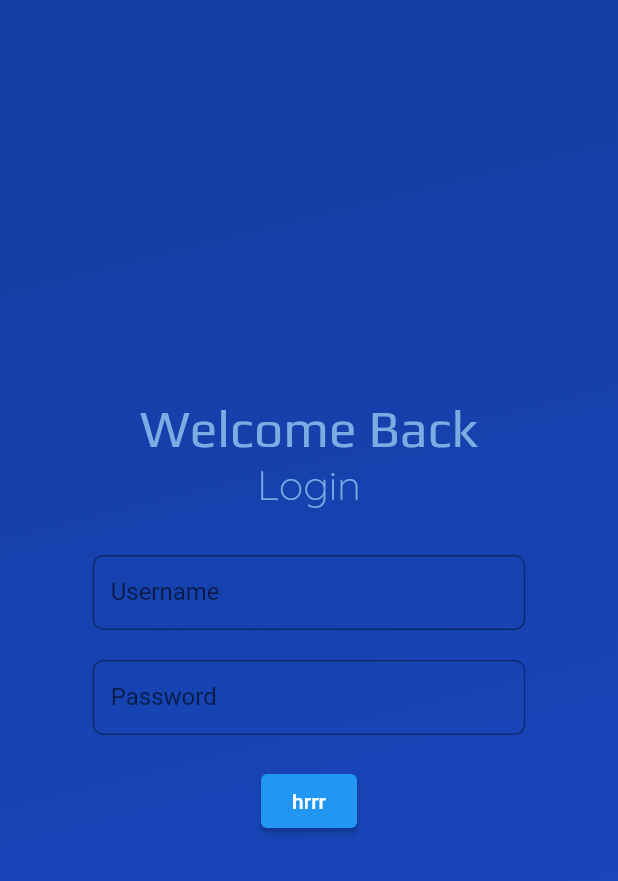
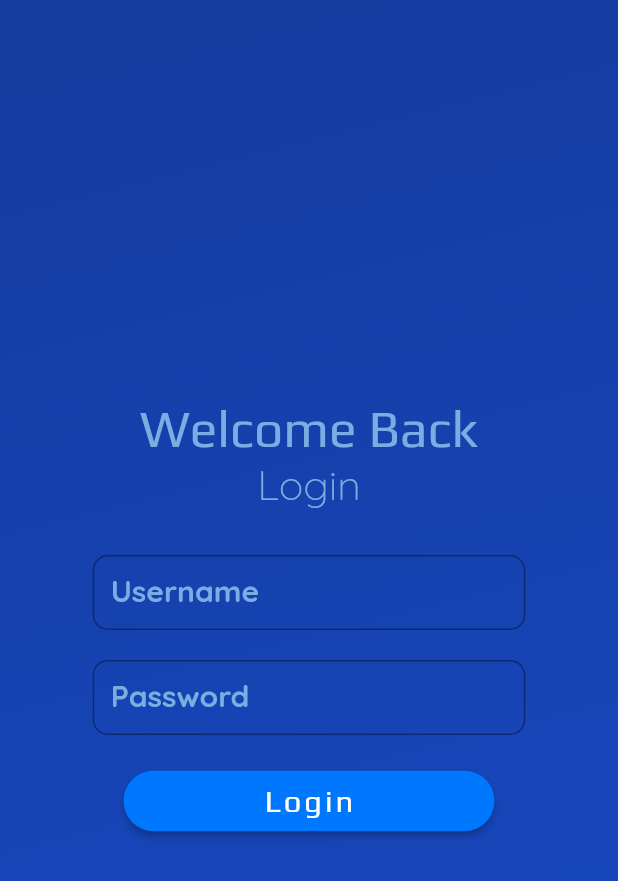
Before and after one commit to udityaprakash/StudyNode, a Flutter app: the firstpage screen opened by its route, on a phone screen of 412 x 824 dp. Shown: the top 881 px of the screen. Run offline on Flutter 3.47's test engine with Material 2 defaults, Android fonts, the light colour scheme and no system bars; our stand-ins replace animated_splash_screen, connectivity_plus, lottie.

Commit message:
No internet page designed and auto dtct net connection

```diff
--- a/lib/Screens/route.dart
+++ b/lib/Screens/route.dart
@@ -1,20 +1,98 @@
+import 'package:edumarshal/components/designs.dart';
 import 'package:edumarshal/components/landingpage/edumar.dart';
 import 'package:edumarshal/components/splaashpage/splashpage.dart';
+import 'package:provider/provider.dart';
+import '../components/api/apifunctions.dart';
 import 'package:flutter/cupertino.dart';
 import 'package:flutter/material.dart';
 
-class RouteGenerator {
-  static Route<dynamic>? generateRoute(RouteSettings settings) {
-    // ignore: unused_local_variable
-    final args = settings.arguments;
-    switch (settings.name) {
-      case '/firstpage':
-        return MaterialPageRoute(builder: (_) => const firstpage());
-      case '/splashpage':
-        return MaterialPageRoute(builder: (_) => const splashpage());
-      default:
-        return null;
 
-    }
+import 'package:flutter/material.dart';
+// import 'package:nb_utils/nb_utils.dart';
+// import 'main';
+// class RouteGenerator {
+//   static Route<dynamic>? generateRoute(RouteSettings settings) {
+//     // ignore: unused_local_variable
+//     return MaterialPageRoute(builder: (context) {
+//     final args = settings.arguments;
+//     final isOnline = Provider.of<ConnectivityProvider>(context).isOnline;
+//     switch (settings.name) {
+//       case '/firstpage':
+//         return MaterialPageRoute(builder: (_) => const firstpage());
+//       case '/splashpage':
+//         return MaterialPageRoute(builder: (_) => const splashpage());
+//       default:
+//         return null;
+//     }
+//     //  return UnderConstruction();
+//     });
+//   }
+// }
+
+class CustomRoute {
+  static Route<dynamic> allRoutes(RouteSettings settings) {
+    return MaterialPageRoute(builder: (context) {
+      final bool isOnline = Provider.of<ConnectivityProvider>(context).isOnline;
+      if (!isOnline) {
+        return NoConnectionScreen();
+      }
+      switch (settings.name) {
+        case "firstpage":
+          // ignore: prefer_const_constructors
+          return firstpage();
+        case "splashpage":
+          // ignore: prefer_const_constructors
+          return splashpage();
+      }
+
+      // ignore: prefer_const_constructors
+      return firstpage();
+    });
   }
 }
+
+class No_Internet extends StatelessWidget {
+  const No_Internet({super.key});
+
+  @override
+  Widget build(BuildContext context) {
+    return Scaffold(
+      body: SafeArea(child: Text('No Internet')),
+    );
+  }
+}
+
+class NoConnectionScreen extends StatefulWidget {
+  const NoConnectionScreen({Key? key}) : super(key: key);
+
+  @override
+  _NoConnectionScreenState createState() => _NoConnectionScreenState();
+}
+
+class _NoConnectionScreenState extends State<NoConnectionScreen> {
+  @override
+  @override
+
+  @override
+  Widget build(BuildContext context) {
+    return SafeArea(
+      child: Scaffold(
+        body: Stack(
+          children: [
+            Image.asset('assets/images/error.png', fit: BoxFit.cover, height: double.infinity),
+            Center(
+              child: Column(
+                crossAxisAlignment: CrossAxisAlignment.center,
+                mainAxisAlignment: MainAxisAlignment.end,
+                children: [
+                  NavText('No Internet', context),
+                  SizedBox(height: MediaQuery.of(context).size.height/6,)
+                ],
+              ),
+            ),
+          ],
+        ),
+      ),
+    );
+  }
+}
--- /dev/null
+++ b/lib/components/api/apiurls.dart
@@ -0,0 +1,3 @@
+final homeurl = "https://api.naveenrao.com/akgec/api.php?";
+
+final query = "apicall=";
--- a/lib/components/constants.dart
+++ b/lib/components/constants.dart
@@ -1,6 +1,8 @@
 import 'dart:ui';
 
 final Color navtextcolor = Color.fromRGBO(122, 174, 227, 1);
+
+final Color buttonback =Color.fromARGB(255, 0, 119, 255);
 
 final Color notchcolor = Color.fromARGB(255, 20, 60, 161);
 
--- a/lib/components/designs.dart
+++ b/lib/components/designs.dart
@@ -1,5 +1,7 @@
+import 'dart:io';
 import 'dart:ui';
 
+import 'package:edumarshal/components/constants.dart';
 import 'package:flutter/material.dart';
 
 Widget NavText(String tex, BuildContext context) {
@@ -27,13 +29,16 @@ Widget Pagetext(String tex, double weit, Color co, BuildContext context) {
 }
 
 Widget InputFieldgenerator(String hinttxt, BuildContext context,
-    {controller, maxlines, functi, check}) {
+    {controller, maxlines, obscure, check}) {
+  bool odscure;
   return Container(
     height: MediaQuery.of(context).size.height / 20,
     width: MediaQuery.of(context).size.width * 0.7,
-    child: TextFormField(
-      // maxLines: 1,
-      autofocus: true,
+    child: TextField(
+      maxLines: 1,
+      // maxLength: 9,
+      obscureText: (obscure == null) ? false : true,
+      autofocus: false,
       controller: controller,
       onChanged: check,
       style: const TextStyle(
@@ -41,17 +46,17 @@ Widget InputFieldgenerator(String hinttxt, BuildContext context,
         fontFamily: 'Quicksand',
         fontWeight: FontWeight.w700,
       ),
-      validator: functi,
+      // validator: functi,
       decoration: InputDecoration(
           isDense: true,
-          hintText: hinttxt,
-          hintStyle: const TextStyle(
-              color: Color.fromRGBO(122, 174, 227, 1),
+          labelText: hinttxt,
+          labelStyle: TextStyle(
+              color: navtextcolor,
               fontSize: 20,
               fontFamily: 'Quicksand',
               fontWeight: FontWeight.w700),
-          fillColor: Color.fromRGBO(150, 150, 150, 0.37),
-          filled: true,
+          // fillColor: Color.fromRGBO(150, 150, 150, 0.37),
+          // filled: true,
           border: const OutlineInputBorder(
               borderRadius: BorderRadius.all(Radius.circular(10.0)))),
     ),
@@ -101,10 +106,39 @@ Widget InputTxt(String text, bool obscure, BuildContext context, {controller}) {
   );
 }
 
+
+
+Widget buttongenerator(String quote, BuildContext context, function) {
+  return Container(
+    width:MediaQuery.of(context).size.width * 0.6,
+    child: ElevatedButton(
+      onPressed: function,
+      style: ElevatedButton.styleFrom(
+        backgroundColor: buttonback,
+        shape: RoundedRectangleBorder(
+          borderRadius: BorderRadius.circular(20.0),
+          // side: const BorderSide(
+          //     color: Colors.white),
+        ),
+      ),
+      child: Center(
+        child: Padding(
+          padding: EdgeInsets.all(MediaQuery.of(context).size.height / 100),
+          child: Text(
+            quote,
+            style: TextStyle(
+                letterSpacing: 2,
+                color: Colors.white,
+                fontFamily: 'Play',
+                fontVariations: <FontVariation>[FontVariation('wght', 700)],
+                fontSize: MediaQuery.of(context).size.width / 20),
+          ),
+        ),
+      ),
+    ),
+  );
+}
+
 Widget btn({func, text}) {
-  return ElevatedButton(onPressed: () {
-
-  },
-  child:
-  Text('hrrr'));
+  return ElevatedButton(onPressed: () {}, child: Text('hrrr'));
 }
--- a/lib/components/landingpage/edumar.dart
+++ b/lib/components/landingpage/edumar.dart
@@ -1,30 +1,47 @@
 import 'dart:ui';
 
+import 'package:edumarshal/components/api/apifunctions.dart';
 import 'package:edumarshal/components/constants.dart';
 import 'package:edumarshal/components/designs.dart';
 import 'package:flutter/material.dart';
 import 'package:lottie/lottie.dart';
 
-class firstpage extends StatelessWidget {
+// class firstpage extends StatelessWidget {
+//   const firstpage({super.key});
+//   @override
+//   Widget build(BuildContext context) {
+
+//   }
+// }
+
+class firstpage extends StatefulWidget {
   const firstpage({super.key});
+
+  @override
+  State<firstpage> createState() => _firstpageState();
+}
+
+class _firstpageState extends State<firstpage> {
+  bool _isloading = false;
+  TextEditingController _emailController = new TextEditingController();
+  TextEditingController _passController = new TextEditingController();
+  // bool isOnline = await hasNetwork();
+  @override
   @override
   Widget build(BuildContext context) {
     var width = MediaQuery.of(context).size.width;
     var height = MediaQuery.of(context).size.height;
-
     return Scaffold(
       body: SafeArea(
-          child: Container(
+          child: Stack(children: [
+        Container(
           width: width,
           height: height,
           decoration: BoxDecoration(
             gradient: LinearGradient(
               begin: Alignment.topCenter,
               end: Alignment.bottomRight,
-                colors: [
-                  Color.fromARGB(255, 20, 60, 161),
-                  bottomgrad
-                ],
+              colors: [Color.fromARGB(255, 20, 60, 161), bottomgrad],
             ),
           ),
           child: Column(
@@ -37,34 +54,25 @@ class firstpage extends StatelessWidget {
               SizedBox(
                   width: MediaQuery.of(context).size.width * 0.7,
                   height: 50,
-                  child: TextField(
-                    decoration: InputDecoration(
-                      border: OutlineInputBorder(borderRadius: BorderRadius.circular(7.0)),
-                      labelText: 'Username',
+                  child: InputFieldgenerator('Username', context)),
+              SizedBox(
+                height: 20,
               ),
-                  ),
-                ),
-                SizedBox(height: 20,),
               SizedBox(
                   width: MediaQuery.of(context).size.width * 0.7,
                   height: 50,
-                  child: TextField(
-                    obscureText: true,
-                    decoration: InputDecoration(
-                      border: OutlineInputBorder(borderRadius: BorderRadius.circular(7.0)),
-                      labelText: 'Password',
+                  child:
+                      InputFieldgenerator('Password', context, obscure: true)),
+              SizedBox(
+                height: 20,
+              ),
+              buttongenerator('Login', context, () async {
+                // print("has net connection : "+ hasNetwork().toString());
+              })
+            ],
           ),
         ),
-                ),
-                SizedBox(height: 20,),
-                ElevatedButton(onPressed: (){
-
-                }, child: Text('hrrr'))
-                // InputTxt('Username',true, context)
-              ],
-            ),
-          )
-      ),
+      ])),
     );
   }
 }
--- a/lib/components/splaashpage/splashpage.dart
+++ b/lib/components/splaashpage/splashpage.dart
@@ -58,8 +58,8 @@ class _splashpageState extends State<splashpage> {
   @override
   void initState() {
     super.initState();
-    Timer(const Duration(seconds: 4), () {
-      Navigator.pushReplacementNamed(context, '/firstpage');
+    Timer(const Duration(seconds: 20), () {
+      Navigator.pushReplacementNamed(context, 'firstpage');
     });
   }
 
--- a/pubspec.yaml
+++ b/pubspec.yaml
@@ -32,11 +32,14 @@ dependencies:
     sdk: flutter
   animated_splash_screen: ^1.3.0
   lottie: ^2.4.0
+  connectivity_plus: ^4.0.1
+  provider: ^6.0.5
 
 
   # The following adds the Cupertino Icons font to your application.
   # Use with the CupertinoIcons class for iOS style icons.
   cupertino_icons: ^1.0.2
+  # nb_utils: ^4.4.7
 
 flutter_native_splash:
   android: true
```
Also changed, not shown: lib/components/api/apifunctions.dart (added, +33 -0 lines), lib/main.dart (+8 -4 lines), assets/images/error.png (added), pubspec.lock, 4 other files. Lines whose indentation alone changed are shown as unchanged.
